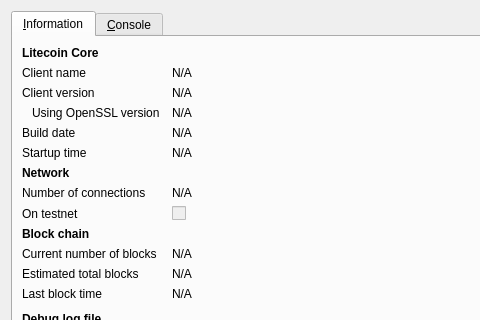
First picture: the form in src/qt/forms/rpcconsole.ui, repository WhisperCoin/NewCoin, before the edit; both pictures show x 0 to 480 and y 0 to 320 of the 740 by 450 pixel window.
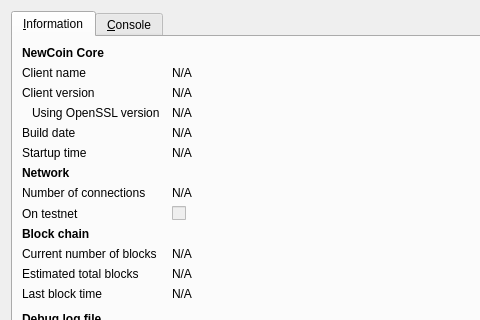
Second picture: the form after the edit. Icons and pictures are not drawn.

Patch:
```diff
--- a/src/qt/forms/rpcconsole.ui
+++ b/src/qt/forms/rpcconsole.ui
@@ -36,7 +36,7 @@
           </font>
          </property>
          <property name="text">
-          <string>Litecoin Core</string>
+          <string>NewCoin Core</string>
          </property>
         </widget>
        </item>
```
Left out of the diff: 6 changed lines with no effect on the pictures.
